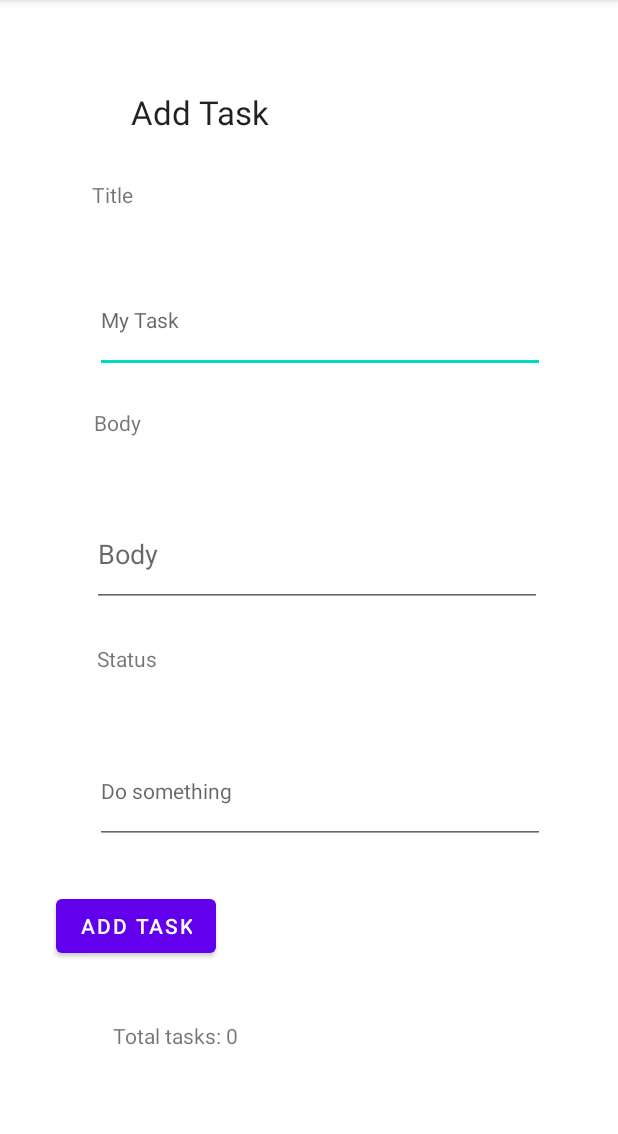
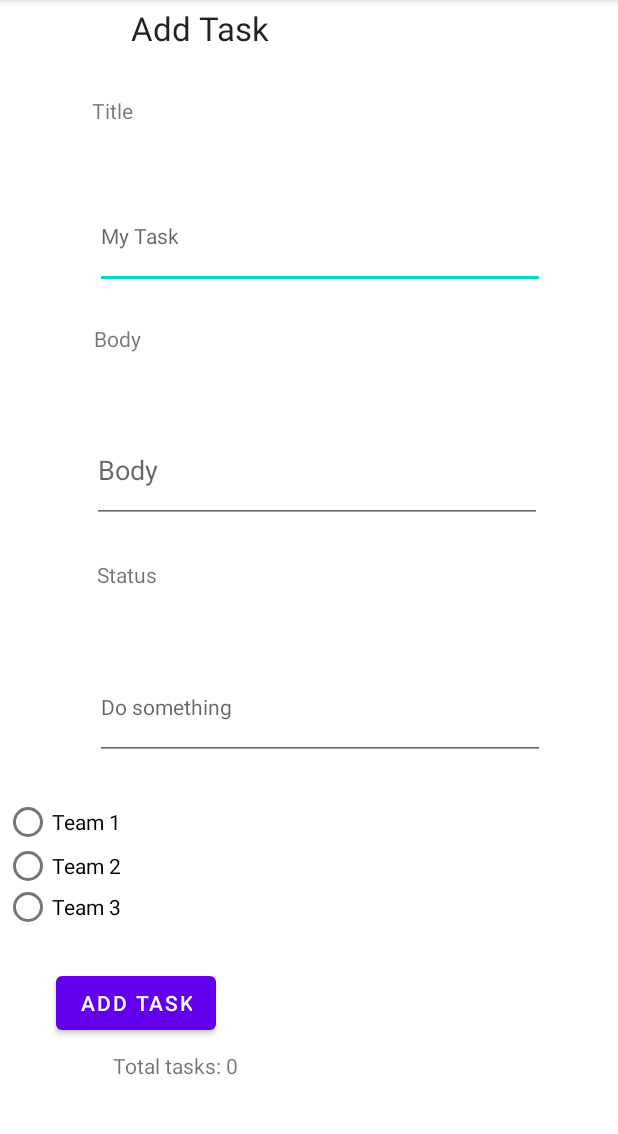
Before and after one commit to obada-naser/Taskmaster, an Android app: the AddTask screen opened directly, with no data from a screen before it, on a phone screen of 412 x 824 dp, the part 84-1218 px from its top. Run offline under Robolectric (Android 15) with nearby library versions, the light colour scheme and no system bars; our stand-ins replace Room's generated code; libraries missing offline, so code that uses them is left out: com.amplifyframework.api, com.amplifyframework.core.

Commit message:
adding tasks

```diff
--- a/app/src/main/res/layout/add_task.xml
+++ b/app/src/main/res/layout/add_task.xml
@@ -20,7 +20,7 @@
         android:id="@+id/textView3"
         android:layout_width="103dp"
         android:layout_height="48dp"
-        android:layout_marginTop="60dp"
+        android:layout_marginTop="4dp"
         android:text="Add Task"
         android:textAppearance="@style/TextAppearance.AppCompat.Large"
         app:layout_constraintEnd_toEndOf="parent"
@@ -72,19 +72,18 @@
         android:id="@+id/addTask"
         android:layout_width="wrap_content"
         android:layout_height="wrap_content"
+        android:layout_marginBottom="8dp"
         android:text="ADD Task"
         app:layout_constraintBottom_toTopOf="@+id/submitted"
         app:layout_constraintEnd_toEndOf="parent"
         app:layout_constraintHorizontal_bias="0.122"
-        app:layout_constraintStart_toStartOf="parent"
-        app:layout_constraintTop_toBottomOf="@+id/statusName"
-        app:layout_constraintVertical_bias="0.442" />
+        app:layout_constraintStart_toStartOf="parent" />
 
     <TextView
         android:id="@+id/submitted"
         android:layout_width="115dp"
         android:layout_height="39dp"
-        android:layout_marginBottom="48dp"
+        android:layout_marginBottom="28dp"
         android:text="Total tasks: 0"
         app:layout_constraintBottom_toBottomOf="parent"
         app:layout_constraintEnd_toEndOf="parent"
@@ -116,4 +115,33 @@
         app:layout_constraintTop_toBottomOf="@+id/textView8"
         app:layout_constraintVertical_bias="0.473" />
 
+    <RadioGroup
+        android:id="@+id/Teams1"
+        android:layout_width="408dp"
+        android:layout_height="83dp"
+        app:layout_constraintBottom_toTopOf="@+id/addTask"
+        app:layout_constraintEnd_toEndOf="parent"
+        app:layout_constraintHorizontal_bias="0.655"
+        app:layout_constraintStart_toStartOf="parent"
+        app:layout_constraintTop_toBottomOf="@+id/statusName">
+
+        <RadioButton
+            android:id="@+id/teamOne"
+            android:layout_width="match_parent"
+            android:layout_height="28dp"
+            android:text="Team 1" />
+
+        <RadioButton
+            android:id="@+id/teamTwo"
+            android:layout_width="match_parent"
+            android:layout_height="30dp"
+            android:text="Team 2" />
+
+        <RadioButton
+            android:id="@+id/teamThree"
+            android:layout_width="match_parent"
+            android:layout_height="wrap_content"
+            android:text="Team 3" />
+    </RadioGroup>
+
 </androidx.constraintlayout.widget.ConstraintLayout>
```
Also changed, not shown: app/src/main/java/com/example/taskmaster/Activities/AddTask.java (+37 -1 lines), app/src/main/java/com/example/taskmaster/Activities/MainActivity.java (+7 -0 lines), app/src/main/java/com/example/taskmaster/Activities/Settings.java (+43 -0 lines), app/src/main/res/layout/activity_main.xml (+12 -0 lines), app/src/main/res/layout/activity_settings.xml (+36 -5 lines), app/src/main/java/com/amplifyframework/datastore/generated/model/AmplifyModelProvider.java, app/src/main/java/com/amplifyframework/datastore/generated/model/TaskModel.java, app/src/main/java/com/amplifyframework/datastore/generated/model/Team.java (added), 1 other file.
